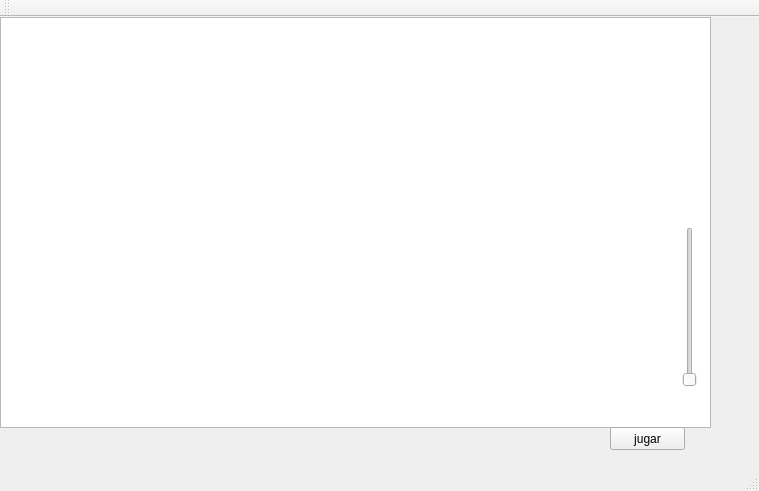
Qt form Proyec/mainwindow.ui (davidsanchezg21/proyecto) before a commit.
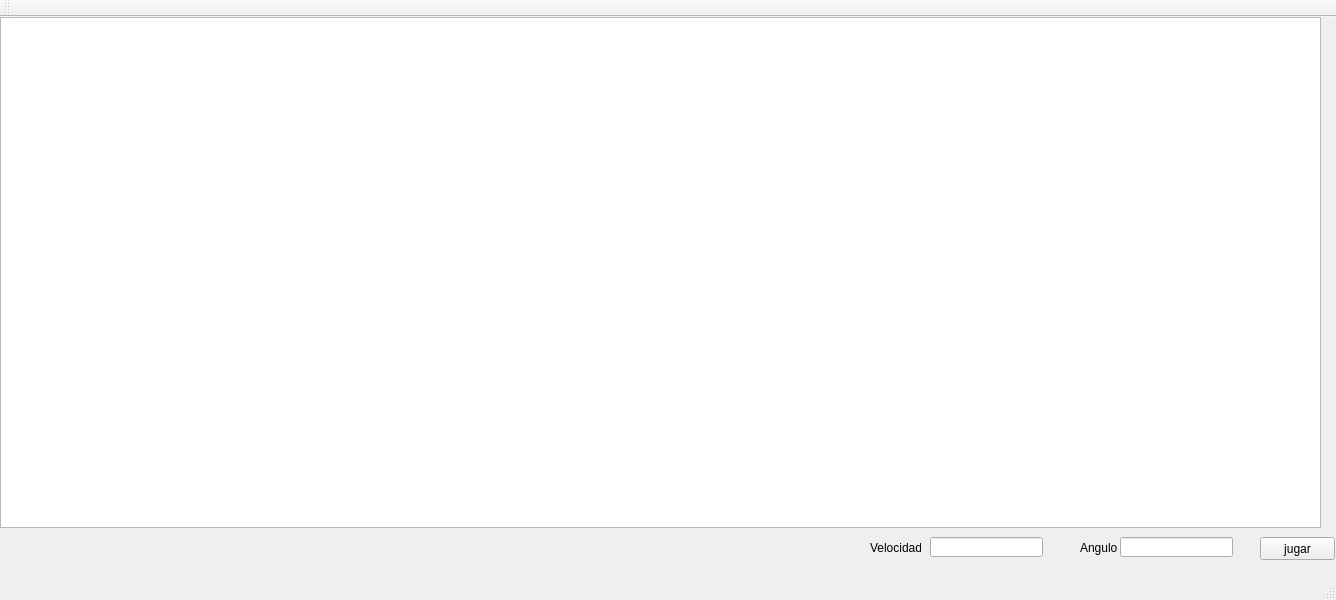
The same form after that commit.

```diff
--- a/Proyec/mainwindow.ui
+++ b/Proyec/mainwindow.ui
@@ -6,8 +6,8 @@
    <rect>
     <x>0</x>
     <y>0</y>
-    <width>759</width>
-    <height>491</height>
+    <width>1336</width>
+    <height>600</height>
    </rect>
   </property>
   <property name="windowTitle">
@@ -19,29 +19,16 @@
      <rect>
       <x>0</x>
       <y>0</y>
-      <width>711</width>
-      <height>411</height>
+      <width>1321</width>
+      <height>511</height>
      </rect>
     </property>
    </widget>
-   <widget class="QSlider" name="verticalSlider">
-    <property name="geometry">
-     <rect>
-      <x>680</x>
-      <y>210</y>
-      <width>19</width>
-      <height>160</height>
-     </rect>
-    </property>
-    <property name="orientation">
-     <enum>Qt::Vertical</enum>
-    </property>
-   </widget>
    <widget class="QPushButton" name="pushButton">
     <property name="geometry">
      <rect>
-      <x>610</x>
-      <y>410</y>
+      <x>1260</x>
+      <y>520</y>
       <width>75</width>
       <height>23</height>
      </rect>
@@ -50,6 +37,52 @@
      <string>jugar</string>
     </property>
    </widget>
+   <widget class="QLabel" name="angulo">
+    <property name="geometry">
+     <rect>
+      <x>1080</x>
+      <y>520</y>
+      <width>51</width>
+      <height>21</height>
+     </rect>
+    </property>
+    <property name="text">
+     <string>Angulo</string>
+    </property>
+   </widget>
+   <widget class="QLabel" name="velocidad">
+    <property name="geometry">
+     <rect>
+      <x>870</x>
+      <y>520</y>
+      <width>51</width>
+      <height>21</height>
+     </rect>
+    </property>
+    <property name="text">
+     <string>Velocidad</string>
+    </property>
+   </widget>
+   <widget class="QLineEdit" name="vel">
+    <property name="geometry">
+     <rect>
+      <x>930</x>
+      <y>520</y>
+      <width>113</width>
+      <height>20</height>
+     </rect>
+    </property>
+   </widget>
+   <widget class="QLineEdit" name="ang">
+    <property name="geometry">
+     <rect>
+      <x>1120</x>
+      <y>520</y>
+      <width>113</width>
+      <height>20</height>
+     </rect>
+    </property>
+   </widget>
   </widget>
   <widget class="QMenuBar" name="menuBar">
    <property name="geometry">
```
Left out of the diff: 2 changed lines with no effect on the pictures.
